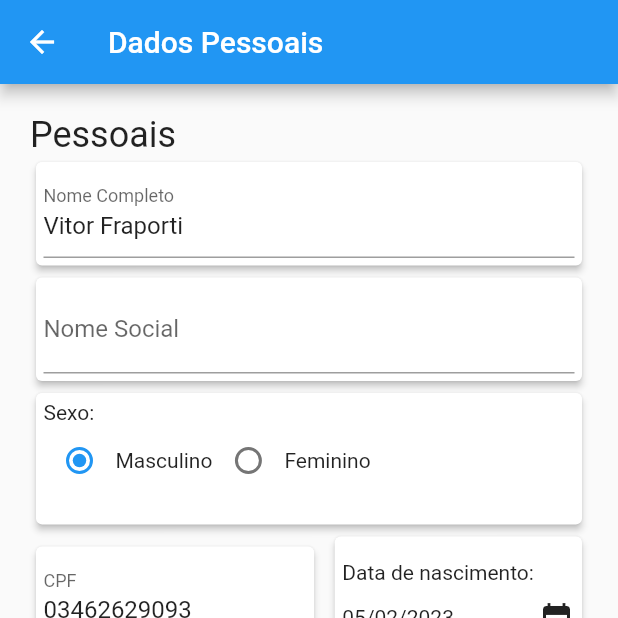
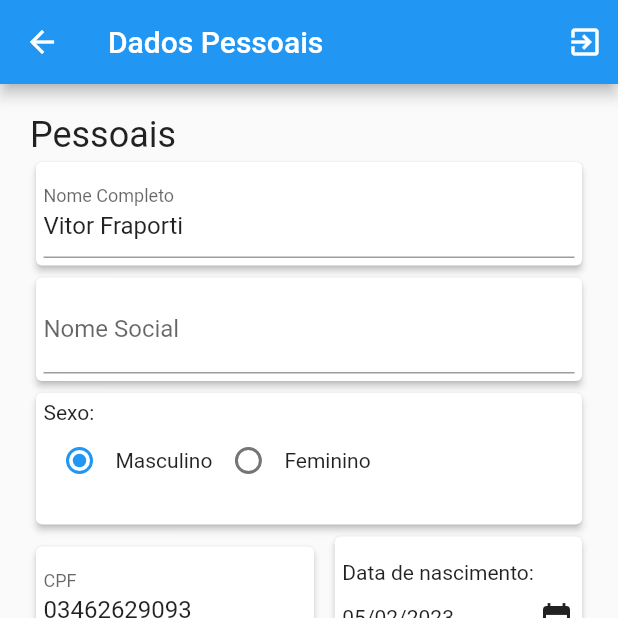
Before and after one commit to yThanos/SIM_Mobile, a Flutter app: the MenuCadastros screen opened directly, after a tap on "Ver", on a phone screen of 412 x 824 dp, the top half of it. Run offline on Flutter 3.47's test engine with Material 2 defaults, Android fonts, the phone set to English and light mode, and no system bars; our stand-ins replace local_auth; network calls fail.

Commit message:
seccond commit!

```diff
--- a/lib/pages/cadastros/dadosPessoais.dart
+++ b/lib/pages/cadastros/dadosPessoais.dart
@@ -3,6 +3,8 @@ import 'package:simobilekotlin/pages/cadastros/dependentes.dart';
 import 'package:simobilekotlin/pages/cadastros/documentos.dart';
 import 'package:simobilekotlin/pages/cadastros/enderecos.dart';
 import 'package:simobilekotlin/pages/cadastros/pessoais.dart';
+
+import '../../login.dart';
 
 class DadosPessoais extends StatefulWidget {
   const DadosPessoais({super.key});
@@ -26,6 +28,17 @@ class _DadosPessoaisState extends State<DadosPessoais> {
     return Scaffold(
       appBar: AppBar(
         title: const Text("Dados Pessoais"),
+        actions: [
+          InkWell(
+            onTap: (){
+              Navigator.pushReplacement(context, MaterialPageRoute(builder: (context)=> const Login()));
+            },
+            child: Container(
+              padding: const EdgeInsets.all(10),
+              child: const Icon(Icons.exit_to_app),
+            ),
+          ),
+        ],
       ),
       bottomNavigationBar: BottomNavigationBar(
         items: const [
--- a/lib/pages/cadastros/menuCadastros.dart
+++ b/lib/pages/cadastros/menuCadastros.dart
@@ -1,5 +1,7 @@
 import 'package:flutter/material.dart';
 import 'package:simobilekotlin/pages/cadastros/dadosPessoais.dart';
+
+import '../../login.dart';
 
 class MenuCadastros extends StatefulWidget {
   const MenuCadastros({super.key});
@@ -14,6 +16,17 @@ class _MenuCadastrosState extends State<MenuCadastros> {
     return Scaffold(
       appBar: AppBar(
         title: const Text("Cadastros"),
+        actions: [
+          InkWell(
+            onTap: (){
+              Navigator.pushReplacement(context, MaterialPageRoute(builder: (context)=> const Login()));
+            },
+            child: Container(
+              padding: const EdgeInsets.all(10),
+              child: const Icon(Icons.exit_to_app),
+            ),
+          ),
+        ],
       ),
       body: Container(
         height: MediaQuery.of(context).size.height,
```
Also changed, not shown: lib/pages/aniversariantes.dart (+13 -0 lines).
